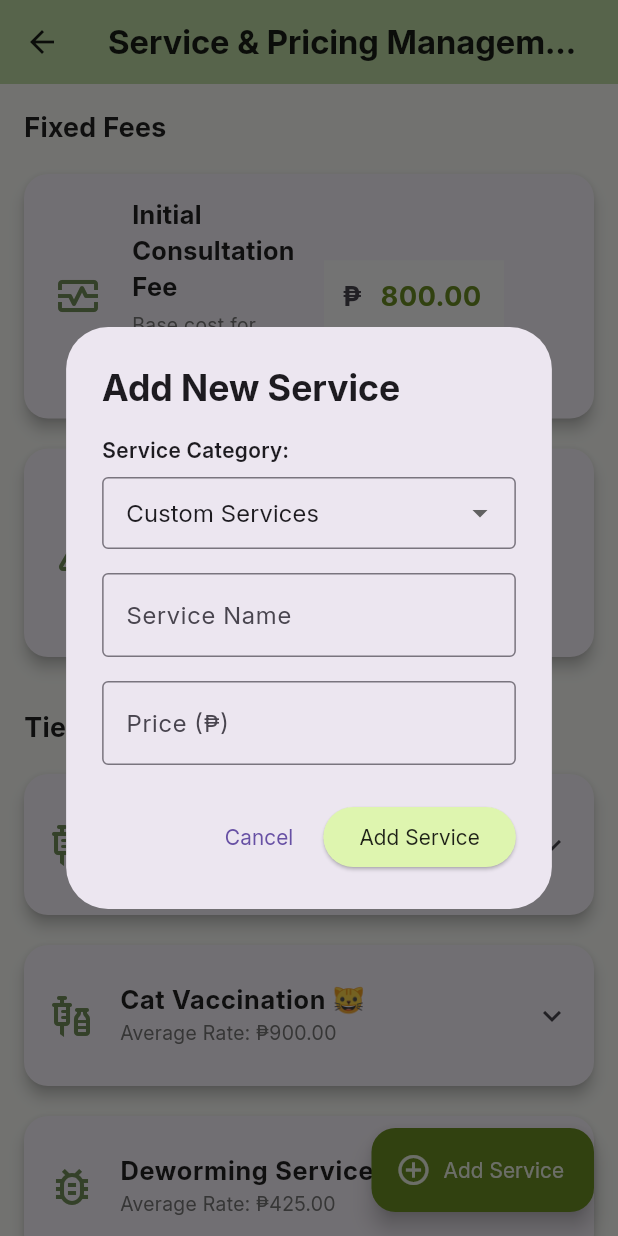
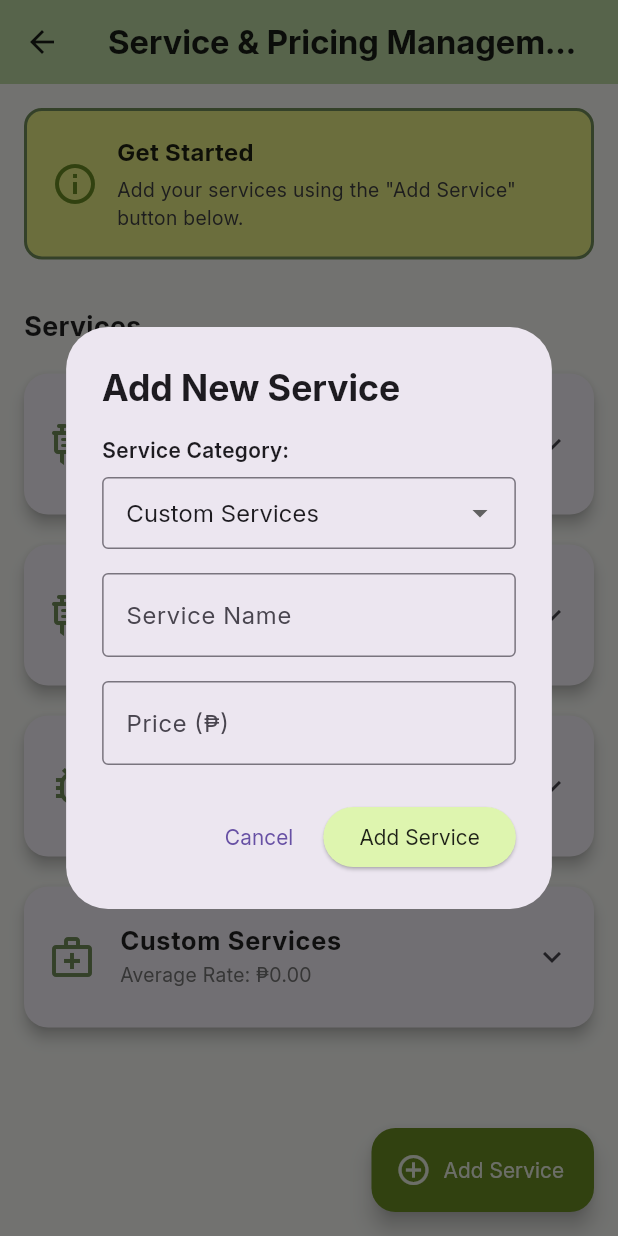
Before and after one commit to leica-hue/1stvet, a Flutter app: the PricingManagementScreen screen opened directly, after a tap on "Add Service", on a phone screen of 412 x 824 dp. Run offline on Flutter 3.47's test engine with Material 3 defaults, Android fonts, the phone set to English and light mode, and no system bars; our stand-ins replace cloud_firestore, firebase_auth, firebase_core, firebase_storage, fl_chart, google_sign_in and 3 more; missing offline and left inert: flutter_facebook_auth; accounts and stored records are empty.

Commit message:
final nato

```diff
--- a/lib/PricingManagementScreen.dart
+++ b/lib/PricingManagementScreen.dart
@@ -17,27 +17,18 @@ class _PricingManagementScreenState extends State<PricingManagementScreen> {
   String? _currentVetId;
   String get _collectionName => 'app_settings';
 
+  // Services must be added by the vet - no defaults
   final Map<String, dynamic> _defaultRates = {
-    'consultation_fee_php': 800.00,
-    'urgent_surcharge_php': 500.00,
-    'dog_vaccination_rates': {
-      'puppy_vaccination': 1500.00,
-      'adult_booster': 1200.00,
-    },
-    'cat_vaccination_rates': {
-      'kitten_vaccination': 1000.00,
-      'adult_booster': 800.00,
-    },
-    'deworming_rates': {
-      'small_pet': 300.00,
-      'large_pet': 550.00,
-    },
-    'custom_services': {},
+    'dog_vaccination_rates': {},   // Empty - vet adds their own services
+    'cat_vaccination_rates': {},   // Empty - vet adds their own services
+    'deworming_rates': {},         // Empty - vet adds their own services
+    'custom_services': {},         // Empty - vet adds their own services
   };
 
   final Map<String, TextEditingController> _controllers = {};
   final Map<String, String> _originalValues = {};
   final Set<String> _savingFields = {};
+  bool _hasRemovedDefaults = false; // Flag to ensure we only remove defaults once
 
   @override
   void initState() {
@@ -111,6 +102,52 @@ class _PricingManagementScreenState extends State<PricingManagementScreen> {
       '$baseField.$name': FieldValue.delete(),
       'updatedAt': FieldValue.serverTimestamp(),
     });
+  }
+
+  // Detect and remove old default services and fixed fees
+  Future<void> _removeDefaultServices() async {
+    if (_currentVetId == null) return;
+
+    final docRef = _firestore.collection(_collectionName).doc(_ratesDocId);
+    final docSnapshot = await docRef.get();
+    if (!docSnapshot.exists) return;
+
+    final data = _convertToMapStringDynamic(docSnapshot.data());
+    final Map<String, dynamic> updates = {};
+    bool hasChanges = false;
+
+    // Remove fixed fees fields
+    if (data.containsKey('consultation_fee_php')) {
+      updates['consultation_fee_php'] = FieldValue.delete();
+      hasChanges = true;
+    }
+    if (data.containsKey('urgent_surcharge_php')) {
+      updates['urgent_surcharge_php'] = FieldValue.delete();
+      hasChanges = true;
+    }
+
+    // Old default service keys to remove
+    final defaultServiceKeys = {
+      'dog_vaccination_rates': ['puppy_vaccination', 'adult_booster'],
+      'cat_vaccination_rates': ['kitten_vaccination', 'adult_booster'],
+      'deworming_rates': ['small_pet', 'large_pet'],
+    };
+
+    // Check and mark default services for removal
+    defaultServiceKeys.forEach((category, keys) {
+      final categoryData = _convertToMapStringDynamic(data[category]);
+      keys.forEach((key) {
+        if (categoryData.containsKey(key)) {
+          updates['$category.$key'] = FieldValue.delete();
+          hasChanges = true;
+        }
+      });
+    });
+
+    if (hasChanges) {
+      updates['updatedAt'] = FieldValue.serverTimestamp();
+      await docRef.update(updates);
+    }
   }
 
   void _showAddServiceDialog(Map<String, dynamic> rates) {
@@ -283,93 +320,6 @@ class _PricingManagementScreenState extends State<PricingManagementScreen> {
     return result;
   }
 
-  Widget _buildPriceInputTile({
-    required String title,
-    required String subtitle,
-    required String firestoreField,
-    required String initialValue,
-    IconData icon = Icons.info_outline,
-  }) {
-    if (!_controllers.containsKey(firestoreField)) {
-      _controllers[firestoreField] = TextEditingController(text: initialValue);
-      _originalValues[firestoreField] = initialValue;
-    }
-
-    final controller = _controllers[firestoreField]!;
-    final isSaving = _savingFields.contains(firestoreField);
-    final isModified = controller.text != _originalValues[firestoreField];
-
-    return Card(
-      elevation: 4,
-      margin: const EdgeInsets.symmetric(horizontal: 16, vertical: 10),
-      shape: RoundedRectangleBorder(
-        borderRadius: BorderRadius.circular(16),
-        side: BorderSide(
-          color: isModified ? const Color(0xFFEAF086) : Colors.transparent,
-          width: 2,
-        ),
-      ),
-      child: Container(
-        padding: const EdgeInsets.symmetric(vertical: 15, horizontal: 20),
-        child: Row(
-          children: [
-            Icon(icon, color: const Color(0xFF728D5A), size: 32),
-            const SizedBox(width: 20),
-            Expanded(
-              child: Column(
-                crossAxisAlignment: CrossAxisAlignment.start,
-                children: [
-                  Text(title,
-                      style: const TextStyle(fontWeight: FontWeight.w700, fontSize: 17, color: Colors.black87)),
-                  const SizedBox(height: 4),
-                  Text(subtitle, style: TextStyle(color: Colors.grey[600], fontSize: 13)),
-                ],
-              ),
-            ),
-            const SizedBox(width: 15),
-            SizedBox(
-              width: 120,
-              child: TextField(
-                controller: controller,
-                keyboardType: const TextInputType.numberWithOptions(decimal: true),
-                textAlign: TextAlign.right,
-                style: const TextStyle(fontWeight: FontWeight.w800, fontSize: 18, color: Color(0xFF6B8E23)),
-                inputFormatters: [
-                  FilteringTextInputFormatter.allow(RegExp(r'^\d*\.?\d{0,2}')),
-                ],
-                decoration: InputDecoration(
-                  prefixText: '₱ ',
-                  border: InputBorder.none,
-                  filled: true,
-                  fillColor: Colors.grey[50],
-                  contentPadding: const EdgeInsets.symmetric(horizontal: 8, vertical: 8),
-                ),
-                onChanged: (_) => setState(() {}),
-              ),
-            ),
-            SizedBox(
-              width: 40,
-              child: isSaving
-                  ? const Center(
-                      child: SizedBox(
-                        width: 24,
-                        height: 24,
-                        child: CircularProgressIndicator(strokeWidth: 3, color: Color(0xFF728D5A)),
-                      ),
-                    )
-                  : (isModified
-                      ? IconButton(
-                          icon: const Icon(Icons.check_circle, color: Color(0xFF6B8E23), size: 28),
-                          onPressed: () => _updatePrice(firestoreField, controller.text),
-                        )
-                      : const SizedBox.shrink()),
-            ),
-          ],
-        ),
-      ),
-    );
-  }
-
   Widget _buildDynamicServiceTile({
     required String title,
     required String baseFirestoreField,
@@ -499,16 +449,35 @@ class _PricingManagementScreenState extends State<PricingManagementScreen> {
               }
 
               final Map<String, dynamic> snapshotData = _convertToMapStringDynamic(snapshot.data?.data());
-              final ratesData = snapshotData.isNotEmpty ? snapshotData : _defaultRates;
+
+              // Remove fixed fees from data immediately (don't display them)
+              final cleanedData = Map<String, dynamic>.from(snapshotData);
+              cleanedData.remove('consultation_fee_php');
+              cleanedData.remove('urgent_surcharge_php');
+              final ratesData = cleanedData.isNotEmpty ? cleanedData : _defaultRates;
 
               if (snapshotData.isEmpty && snapshot.data?.exists == false) {
                 WidgetsBinding.instance.addPostFrameCallback((_) {
-                  _firestore.collection(_collectionName).doc(_ratesDocId).set(_defaultRates);
+                  _firestore.collection(_collectionName).doc(_ratesDocId).set({
+                    'vetId': _currentVetId,
+                    'dog_vaccination_rates': {},
+                    'cat_vaccination_rates': {},
+                    'deworming_rates': {},
+                    'custom_services': {},
+                    'createdAt': FieldValue.serverTimestamp(),
+                    'updatedAt': FieldValue.serverTimestamp(),
+                  });
                 });
               }
 
-              final consultFee = _formatPrice(ratesData['consultation_fee_php']);
-              final urgentSurcharge = _formatPrice(ratesData['urgent_surcharge_php']);
+              // Automatically remove old default services and fixed fees on first load (only once)
+              if (!_hasRemovedDefaults) {
+                WidgetsBinding.instance.addPostFrameCallback((_) {
+                  _removeDefaultServices().then((_) {
+                    _hasRemovedDefaults = true;
+                  });
+                });
+              }
 
               // Handle migration from old 'vaccination_rates' structure if it exists
               if (ratesData.containsKey('vaccination_rates') &&
@@ -544,31 +513,58 @@ class _PricingManagementScreenState extends State<PricingManagementScreen> {
               final customServices =
                   _convertToMapStringDynamic(ratesData['custom_services'] ?? _defaultRates['custom_services']);
 
+              // Check if vet has added any services yet
+              final hasAnyServices = dogVaccinationRates.isNotEmpty ||
+                  catVaccinationRates.isNotEmpty ||
+                  dewormingRates.isNotEmpty ||
+                  customServices.isNotEmpty;
+
               return ListView(
                 padding: const EdgeInsets.only(bottom: 80),
                 children: [
+                  // Helpful banner for new vets
+                  if (!hasAnyServices)
+                    Container(
+                      margin: const EdgeInsets.all(16.0),
+                      padding: const EdgeInsets.all(16.0),
+                      decoration: BoxDecoration(
+                        color: const Color(0xFFEAF086),
+                        borderRadius: BorderRadius.circular(12),
+                        border: Border.all(color: const Color(0xFF728D5A), width: 2),
+                      ),
+                      child: Row(
+                        children: [
+                          const Icon(Icons.info_outline, color: Color(0xFF6B8E23), size: 32),
+                          const SizedBox(width: 12),
+                          Expanded(
+                            child: Column(
+                              crossAxisAlignment: CrossAxisAlignment.start,
+                              children: [
+                                const Text(
+                                  'Get Started',
+                                  style: TextStyle(
+                                    fontWeight: FontWeight.bold,
+                                    fontSize: 16,
+                                    color: Colors.black87,
+                                  ),
+                                ),
+                                const SizedBox(height: 4),
+                                Text(
+                                  'Add your services using the "Add Service" button below.',
+                                  style: TextStyle(
+                                    fontSize: 13,
+                                    color: Colors.grey[800],
+                                  ),
+                                ),
+                              ],
+                            ),
+                          ),
+                        ],
+                      ),
+                    ),
                   const Padding(
                     padding: EdgeInsets.fromLTRB(16.0, 16.0, 16.0, 8.0),
-                    child: Text('Fixed Fees',
-                        style: TextStyle(fontSize: 18, fontWeight: FontWeight.bold, color: Colors.black87)),
-                  ),
-                  _buildPriceInputTile(
-                    title: 'Initial Consultation Fee',
-                    subtitle: 'Base cost for general appointments.',
-                    firestoreField: 'consultation_fee_php',
-                    initialValue: consultFee,
-                    icon: Icons.monitor_heart_outlined,
-                  ),
-                  _buildPriceInputTile(
-                    title: 'Urgent Care Surcharge',
-                    subtitle: 'Added for emergency or after-hours visits.',
-                    firestoreField: 'urgent_surcharge_php',
-                    initialValue: urgentSurcharge,
-                    icon: Icons.warning_amber_rounded,
-                  ),
-                  const Padding(
-                    padding: EdgeInsets.fromLTRB(16.0, 24.0, 16.0, 8.0),
-                    child: Text('Tiered Services',
+                    child: Text('Services',
                         style: TextStyle(fontSize: 18, fontWeight: FontWeight.bold, color: Colors.black87)),
                   ),
                   _buildDynamicServiceTile(
```
